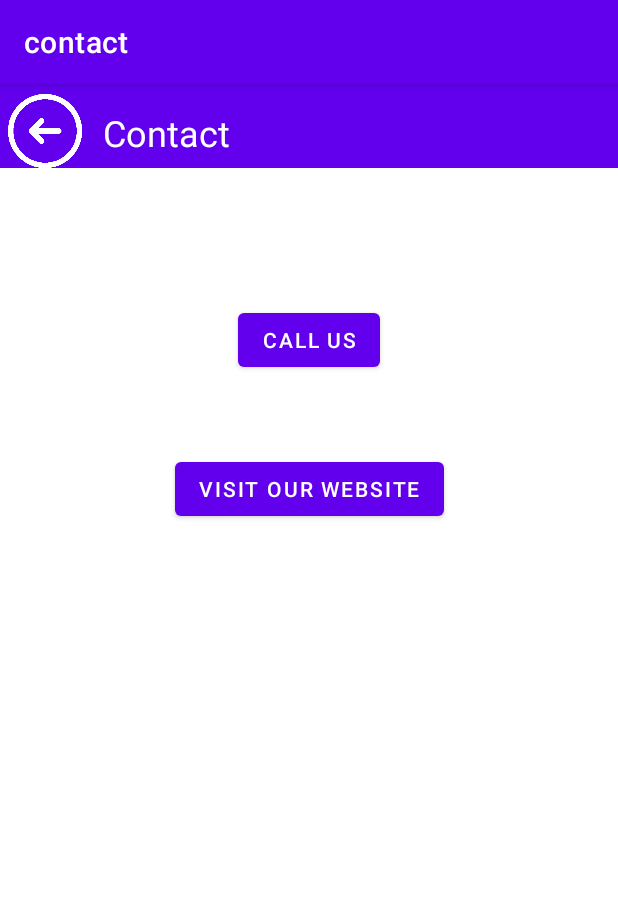
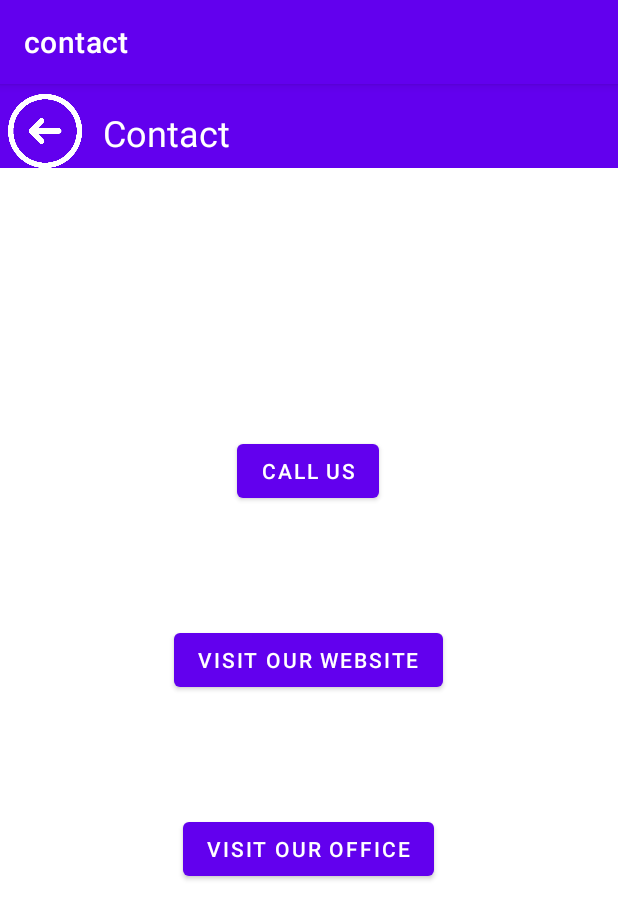
Before and after one commit to bryanlyucvts/asd_project_ii, an Android app built with Jetpack Compose: the ContactActivity screen opened directly, with no data from a screen before it, after a tap on "VISIT OUR WEBSITE", on a phone screen of 412 x 824 dp. Shown: the top 919 px of the screen. Run offline under Robolectric (Android 15) with nearby library versions, the phone set to English and light mode, and no system bars.

Commit message:
contacts page is p much done

```diff
--- a/app/src/main/java/com/example/asd/ContactActivity.kt
+++ b/app/src/main/java/com/example/asd/ContactActivity.kt
@@ -40,7 +40,13 @@ class ContactActivity : AppCompatActivity() {
 
         val websiteButton = findViewById<Button>(R.id.websiteButton)
         websiteButton.setOnClickListener {
-            intent = Intent(Intent.ACTION_VIEW, Uri.parse("http://www.example.com"))
+            intent = Intent(Intent.ACTION_VIEW, Uri.parse("https://www.youtube.com/@DTransit?si=F18XgwwEDYP_dzly"))
+            startActivity(intent)
+        }
+
+        val officeButton = findViewById<Button>(R.id.officeButton)
+        officeButton.setOnClickListener {
+            intent = Intent(Intent.ACTION_VIEW, Uri.parse("https://maps.app.goo.gl/BEHqG1WB35Qkb5RQ7"))
             startActivity(intent)
         }
     }
--- a/app/src/main/res/layout/activity_contact.xml
+++ b/app/src/main/res/layout/activity_contact.xml
@@ -57,9 +57,10 @@
         android:text="Call Us"
         app:layout_constraintBottom_toBottomOf="parent"
         app:layout_constraintEnd_toEndOf="parent"
+        app:layout_constraintHorizontal_bias="0.498"
         app:layout_constraintStart_toStartOf="parent"
         app:layout_constraintTop_toTopOf="parent"
-        app:layout_constraintVertical_bias="0.204" />
+        app:layout_constraintVertical_bias="0.325" />
 
     <Button
         android:id="@+id/websiteButton"
@@ -68,8 +69,21 @@
         android:text="Visit Our Website"
         app:layout_constraintBottom_toBottomOf="parent"
         app:layout_constraintEnd_toEndOf="parent"
+        app:layout_constraintHorizontal_bias="0.498"
         app:layout_constraintStart_toStartOf="parent"
         app:layout_constraintTop_toTopOf="parent"
-        app:layout_constraintVertical_bias="0.342" />
+        app:layout_constraintVertical_bias="0.5" />
+
+    <Button
+        android:id="@+id/officeButton"
+        android:layout_width="wrap_content"
+        android:layout_height="wrap_content"
+        android:text="Visit Our Office"
+        app:layout_constraintBottom_toBottomOf="parent"
+        app:layout_constraintEnd_toEndOf="parent"
+        app:layout_constraintHorizontal_bias="0.498"
+        app:layout_constraintStart_toStartOf="parent"
+        app:layout_constraintTop_toTopOf="parent"
+        app:layout_constraintVertical_bias="0.675" />
 
 </androidx.constraintlayout.widget.ConstraintLayout>
```
